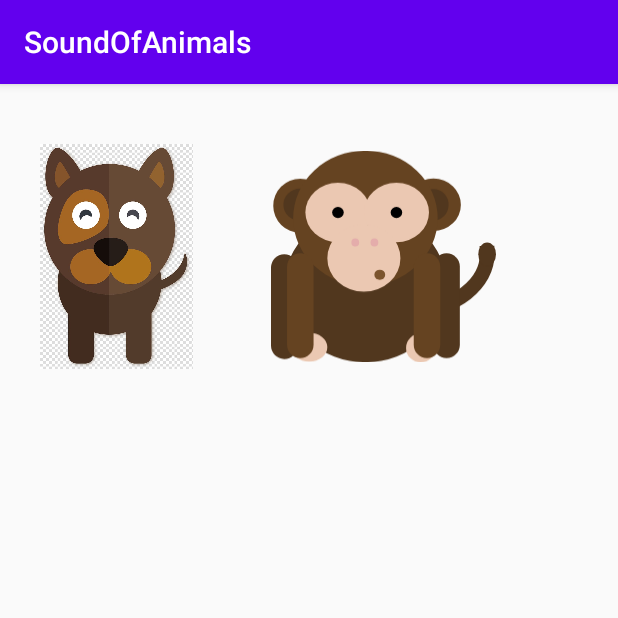
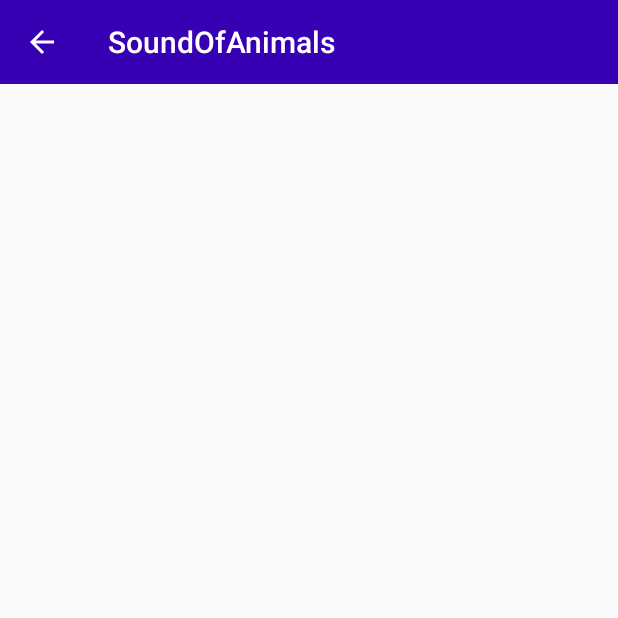
Before and after one commit to unknownMusician/EventureTEST, an Android app: the screen it shows after launch (MainActivity), on a phone screen of 412 x 824 dp, the top half of it. Run offline under Robolectric (Android 15) with nearby library versions, the phone set to English and light mode, and no system bars.

Commit message:
Activity -> Fragment

```diff
--- a/SoundOfAnimals/app/build.gradle
+++ b/SoundOfAnimals/app/build.gradle
@@ -25,8 +25,10 @@ android {
 dependencies {
     implementation fileTree(dir: "libs", include: ["*.jar"])
     implementation 'androidx.appcompat:appcompat:1.1.0'
+    implementation group: 'com.google.android.material', name: 'material', version: '1.1.0-alpha05'
     implementation 'androidx.constraintlayout:constraintlayout:1.1.3'
-    testImplementation 'junit:junit:4.12'
+    implementation 'androidx.legacy:legacy-support-v4:1.0.0'
+    testImplementation 'junit:junit:4.13'
     androidTestImplementation 'androidx.test.ext:junit:1.1.1'
     androidTestImplementation 'androidx.test.espresso:espresso-core:3.2.0'
 
--- a/SoundOfAnimals/app/src/main/java/com/example/soundofanimals/MainActivity.java
+++ b/SoundOfAnimals/app/src/main/java/com/example/soundofanimals/MainActivity.java
@@ -1,64 +1,108 @@
 package com.example.soundofanimals;
 
+import androidx.appcompat.app.ActionBarDrawerToggle;
 import androidx.appcompat.app.AppCompatActivity;
+import androidx.appcompat.widget.Toolbar;
+import androidx.core.view.GravityCompat;
+import androidx.drawerlayout.widget.DrawerLayout;
+import androidx.fragment.app.Fragment;
+import androidx.fragment.app.FragmentManager;
 
 import android.media.MediaPlayer;
 import android.os.Bundle;
 import android.util.Log;
+import android.view.MenuItem;
 import android.view.View;
 import android.view.animation.AnimationUtils;
 import android.widget.ImageView;
 
+import com.google.android.material.navigation.NavigationView;
+
 import java.util.Random;
 
 public class MainActivity extends AppCompatActivity {
+    private DrawerLayout mDrawer;
+    private Toolbar toolbar;
+    private NavigationView nvDrawer;
 
-    private static final String TAG = "" ;
-    private ImageView dog,monkey;
-    private MediaPlayer mp;
-    Random random;
-
-
+    // Make sure to be using androidx.appcompat.app.ActionBarDrawerToggle version.
+    private ActionBarDrawerToggle drawerToggle;
 
     @Override
     protected void onCreate(Bundle savedInstanceState) {
         super.onCreate(savedInstanceState);
         setContentView(R.layout.activity_main);
-        random = new Random();
 
+        // Set a Toolbar to replace the ActionBar.
+        toolbar = (Toolbar) findViewById(R.id.toolbar);
+        setSupportActionBar(toolbar);
 
-        dog = findViewById(R.id.dog);
-        monkey = findViewById(R.id.monkey);
+        // This will display an Up icon (<-), we will replace it with hamburger later
+        getSupportActionBar().setDisplayHomeAsUpEnabled(true);
 
+        // Find our drawer view
+        mDrawer = (DrawerLayout) findViewById(R.id.drawer_layout);
 
+        // ...From section above...
+        // Find our drawer view
+        nvDrawer = (NavigationView) findViewById(R.id.nvView);
+        // Setup drawer view
+        setupDrawerContent(nvDrawer);
+    }
 
-        dog.setOnClickListener(new View.OnClickListener() {
-            @Override
-            public void onClick(View view) {
-                dog.startAnimation(AnimationUtils.loadAnimation(getApplicationContext(),R.anim.up_down_anim));
-                MediaPlayer.create(MainActivity.this,R.raw.dog).start();
-            }
-        });
-        monkey.setOnClickListener(new View.OnClickListener() {
-            @Override
-            public void onClick(View view) {
-                monkey.startAnimation(AnimationUtils.loadAnimation(getApplicationContext(),R.anim.bounce_anim));
-                int randomSound = random.nextInt(3);
-                Log.d(TAG, "onClick: " + randomSound);
+    private void setupDrawerContent(NavigationView navigationView) {
+        navigationView.setNavigationItemSelectedListener(
+                new NavigationView.OnNavigationItemSelectedListener() {
+                    @Override
+                    public boolean onNavigationItemSelected(MenuItem menuItem) {
+                        selectDrawerItem(menuItem);
+                        return true;
+                    }
+                });
+    }
 
-                switch (randomSound){
-                    case 0:
-                        mp = MediaPlayer.create(MainActivity.this,R.raw.monkey0);
-                        break;
-                    case 1:
-                        mp = MediaPlayer.create(MainActivity.this,R.raw.monkey1);
-                        break;
-                    case 2:
-                        mp = MediaPlayer.create(MainActivity.this,R.raw.monkey2);
-                        break;
-                }
-                mp.start();
-            }
-        });
+    public void selectDrawerItem(MenuItem menuItem) {
+        // Create a new fragment and specify the fragment to show based on nav item clicked
+        Fragment fragment = null;
+        Class fragmentClass;
+        switch(menuItem.getItemId()) {
+            case R.id.animals_fragment:
+                fragmentClass = AnimalFragment.class;
+                break;
+            case R.id.alphabet_fragment:
+                fragmentClass = AlphabetFragment.class;
+                break;
+            default:
+                fragmentClass = AnimalFragment.class;
+        }
+
+        try {
+            fragment = (Fragment) fragmentClass.newInstance();
+        } catch (Exception e) {
+            e.printStackTrace();
+        }
+
+        // Insert the fragment by replacing any existing fragment
+        FragmentManager fragmentManager = getSupportFragmentManager();
+        fragmentManager.beginTransaction().replace(R.id.flContent, fragment).commit();
+
+        // Highlight the selected item has been done by NavigationView
+        menuItem.setChecked(true);
+        // Set action bar title
+        setTitle(menuItem.getTitle());
+        // Close the navigation drawer
+        mDrawer.closeDrawers();
+    }
+
+    @Override
+    public boolean onOptionsItemSelected(MenuItem item) {
+        // The action bar home/up action should open or close the drawer.
+        switch (item.getItemId()) {
+            case android.R.id.home:
+                mDrawer.openDrawer(GravityCompat.START);
+                return true;
+        }
+
+        return super.onOptionsItemSelected(item);
     }
 }
--- /dev/null
+++ b/SoundOfAnimals/app/src/main/res/drawable/alphabet.xml
@@ -0,0 +1,10 @@
+<vector xmlns:android="http://schemas.android.com/apk/res/android"
+    android:width="24dp"
+    android:height="24dp"
+    android:viewportWidth="24"
+    android:viewportHeight="24"
+    android:tint="?attr/colorControlNormal">
+  <path
+      android:fillColor="@android:color/white"
+      android:pathData="M9.93,13.5h4.14L12,7.98zM20,2L4,2c-1.1,0 -2,0.9 -2,2v16c0,1.1 0.9,2 2,2h16c1.1,0 2,-0.9 2,-2L22,4c0,-1.1 -0.9,-2 -2,-2zM15.95,18.5l-1.14,-3L9.17,15.5l-1.12,3L5.96,18.5l5.11,-13h1.86l5.11,13h-2.09z"/>
+</vector>
--- /dev/null
+++ b/SoundOfAnimals/app/src/main/res/drawable/animals.xml
@@ -0,0 +1,10 @@
+<vector xmlns:android="http://schemas.android.com/apk/res/android"
+    android:width="24dp"
+    android:height="24dp"
+    android:viewportWidth="24"
+    android:viewportHeight="24"
+    android:tint="?attr/colorControlNormal">
+  <path
+      android:fillColor="@android:color/white"
+      android:pathData="M16,11c1.66,0 2.99,-1.34 2.99,-3S17.66,5 16,5c-1.66,0 -3,1.34 -3,3s1.34,3 3,3zM8,11c1.66,0 2.99,-1.34 2.99,-3S9.66,5 8,5C6.34,5 5,6.34 5,8s1.34,3 3,3zM8,13c-2.33,0 -7,1.17 -7,3.5L1,19h14v-2.5c0,-2.33 -4.67,-3.5 -7,-3.5zM16,13c-0.29,0 -0.62,0.02 -0.97,0.05 1.16,0.84 1.97,1.97 1.97,3.45L17,19h6v-2.5c0,-2.33 -4.67,-3.5 -7,-3.5z"/>
+</vector>
--- a/SoundOfAnimals/app/src/main/res/layout/activity_main.xml
+++ b/SoundOfAnimals/app/src/main/res/layout/activity_main.xml
@@ -1,30 +1,39 @@
-<?xml version="1.0" encoding="utf-8"?>
-<androidx.constraintlayout.widget.ConstraintLayout xmlns:android="http://schemas.android.com/apk/res/android"
+<?xml version="1.0" encoding="utf-8"?><!-- This DrawerLayout has two children at the root  -->
+<androidx.drawerlayout.widget.DrawerLayout xmlns:android="http://schemas.android.com/apk/res/android"
     xmlns:app="http://schemas.android.com/apk/res-auto"
-    xmlns:tools="http://schemas.android.com/tools"
+    android:id="@+id/drawer_layout"
     android:layout_width="match_parent"
-    android:layout_height="match_parent"
-    tools:context=".MainActivity">
+    android:layout_height="match_parent">
 
-    <ImageView
-        android:id="@+id/dog"
-        android:layout_width="150dp"
-        android:layout_height="150dp"
-        android:layout_marginTop="40dp"
-        app:layout_constraintEnd_toEndOf="parent"
-        app:layout_constraintHorizontal_bias="0.011"
-        app:layout_constraintStart_toStartOf="parent"
-        app:layout_constraintTop_toTopOf="parent"
-        app:srcCompat="@drawable/bichon_frise_labrador_retriever_cat_kitten_animal_16_animal_models_flat" />
+    <!-- This LinearLayout represents the contents of the screen  -->
+    <LinearLayout
+        android:layout_width="match_parent"
+        android:layout_height="match_parent"
+        android:orientation="vertical">
 
-    <ImageView
-        android:id="@+id/monkey"
-        android:layout_width="150dp"
-        android:layout_height="150dp"
-        android:layout_marginStart="28dp"
-        android:layout_marginLeft="28dp"
-        android:layout_marginTop="40dp"
-        app:layout_constraintStart_toEndOf="@+id/dog"
-        app:layout_constraintTop_toTopOf="parent"
-        app:srcCompat="@drawable/monkey" />
-</androidx.constraintlayout.widget.ConstraintLayout>
+        <!-- The ActionBar displayed at the top -->
+        <include
+            layout="@layout/toolbar"
+            android:layout_width="match_parent"
+            android:layout_height="wrap_content" />
+
+        <!-- The main content view where fragments are loaded -->
+        <FrameLayout
+            android:id="@+id/flContent"
+            android:layout_width="match_parent"
+            android:layout_height="match_parent"
+            app:layout_behavior="@string/appbar_scrolling_view_behavior" />
+    </LinearLayout>
+
+    <!-- The navigation drawer that comes from the left -->
+    <!-- Note that android:layout_gravity needs to be set to 'start' -->
+    <com.google.android.material.navigation.NavigationView
+        android:id="@+id/nvView"
+        android:layout_width="wrap_content"
+        android:layout_height="match_parent"
+        android:layout_gravity="start"
+        android:background="@android:color/white"
+        app:menu="@menu/drawer_view"
+        app:headerLayout="@layout/nav_header"/>
+
+</androidx.drawerlayout.widget.DrawerLayout>
--- /dev/null
+++ b/SoundOfAnimals/app/src/main/res/layout/toolbar.xml
@@ -0,0 +1,12 @@
+<?xml version="1.0" encoding="utf-8"?>
+<androidx.appcompat.widget.Toolbar
+    xmlns:android="http://schemas.android.com/apk/res/android"
+    xmlns:app="http://schemas.android.com/apk/res-auto"
+    android:id="@+id/toolbar"
+    android:layout_height="wrap_content"
+    android:layout_width="match_parent"
+    android:fitsSystemWindows="true"
+    android:minHeight="?attr/actionBarSize"
+    app:theme="@style/ThemeOverlay.AppCompat.Dark.ActionBar"
+    android:background="?attr/colorPrimaryDark">
+</androidx.appcompat.widget.Toolbar>
--- /dev/null
+++ b/SoundOfAnimals/app/src/main/res/menu/drawer_view.xml
@@ -0,0 +1,13 @@
+<?xml version="1.0" encoding="utf-8"?>
+<menu xmlns:android="http://schemas.android.com/apk/res/android">
+    <group android:checkableBehavior="single">
+        <item
+            android:id="@+id/animals_fragment"
+            android:icon="@drawable/animals"
+            android:title="animals" />
+        <item
+            android:id="@+id/alphabet_fragment"
+            android:icon="@drawable/alphabet"
+            android:title="alphabet" />
+    </group>
+</menu>
--- a/SoundOfAnimals/app/src/main/res/values/strings.xml
+++ b/SoundOfAnimals/app/src/main/res/values/strings.xml
@@ -1,3 +1,5 @@
 <resources>
     <string name="app_name">SoundOfAnimals</string>
+    <!-- TODO: Remove or change this placeholder text -->
+    <string name="hello_blank_fragment">Hello blank fragment</string>
 </resources>
--- a/SoundOfAnimals/app/src/main/res/values/styles.xml
+++ b/SoundOfAnimals/app/src/main/res/values/styles.xml
@@ -1,6 +1,6 @@
 <resources>
     <!-- Base application theme. -->
-    <style name="AppTheme" parent="Theme.AppCompat.Light.DarkActionBar">
+    <style name="AppTheme" parent="Theme.AppCompat.Light.NoActionBar">
         <!-- Customize your theme here. -->
         <item name="colorPrimary">@color/colorPrimary</item>
         <item name="colorPrimaryDark">@color/colorPrimaryDark</item>
```
Also changed, not shown: SoundOfAnimals/app/src/main/java/com/example/soundofanimals/AlphabetFragment.java (added, +64 -0 lines), SoundOfAnimals/app/src/main/java/com/example/soundofanimals/AnimalFragment.java (added, +113 -0 lines), SoundOfAnimals/app/src/main/res/layout/fragment_alphabet.xml (added, +14 -0 lines), SoundOfAnimals/app/src/main/res/layout/fragment_animal.xml (added, +31 -0 lines), SoundOfAnimals/app/src/main/res/layout/nav_header.xml (added, +18 -0 lines).
